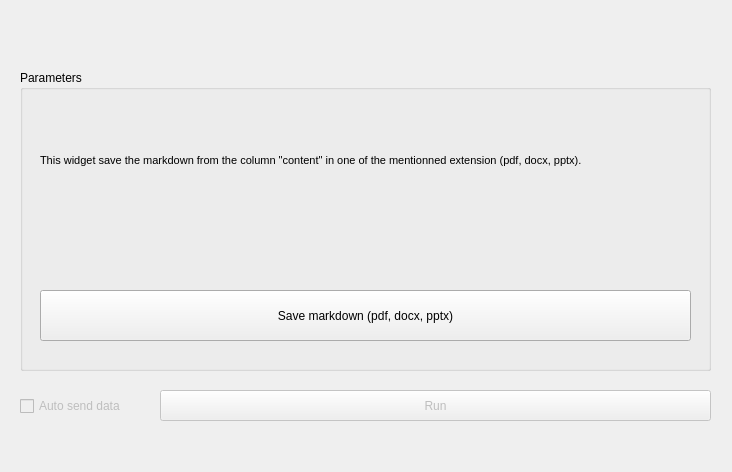
Above: orangecontrib/IO4IT/widgets/designer/owexportmarkdown.ui from TigerODM/TigerODM before the change. Below: the same form after it.
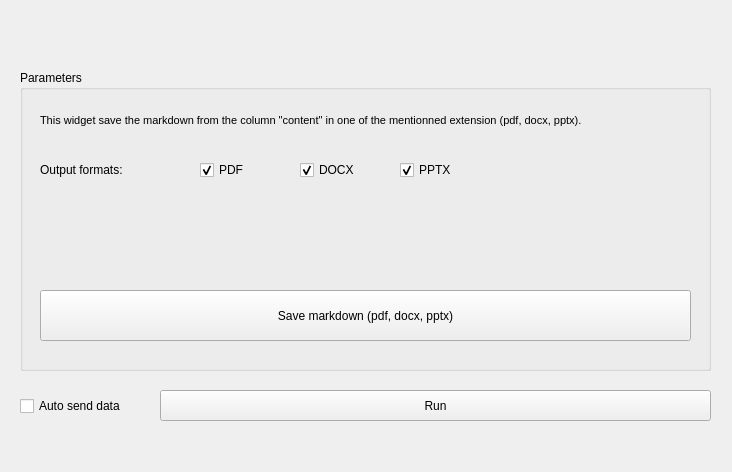
That is the form after the change.

Patch:
```diff
--- a/orangecontrib/IO4IT/widgets/designer/owexportmarkdown.ui
+++ b/orangecontrib/IO4IT/widgets/designer/owexportmarkdown.ui
@@ -25,25 +25,12 @@
    <property name="title">
     <string>Parameters</string>
    </property>
-   <widget class="QPushButton" name="saveButton">
-    <property name="geometry">
-     <rect>
-      <x>20</x>
-      <y>220</y>
-      <width>651</width>
-      <height>51</height>
-     </rect>
-    </property>
-    <property name="text">
-     <string>Save markdown (pdf, docx, pptx)</string>
-    </property>
-   </widget>
    <widget class="QLabel" name="Description">
     <property name="geometry">
      <rect>
       <x>20</x>
-      <y>70</y>
-      <width>551</width>
+      <y>30</y>
+      <width>651</width>
       <height>41</height>
      </rect>
     </property>
@@ -65,10 +52,84 @@
      <bool>true</bool>
     </property>
    </widget>
+   <widget class="QLabel" name="outputFormatsLabel">
+    <property name="geometry">
+     <rect>
+      <x>20</x>
+      <y>90</y>
+      <width>151</width>
+      <height>20</height>
+     </rect>
+    </property>
+    <property name="text">
+     <string>Output formats:</string>
+    </property>
+   </widget>
+   <widget class="QCheckBox" name="checkBox_pdf">
+    <property name="geometry">
+     <rect>
+      <x>180</x>
+      <y>90</y>
+      <width>91</width>
+      <height>20</height>
+     </rect>
+    </property>
+    <property name="text">
+     <string>PDF</string>
+    </property>
+    <property name="checked">
+     <bool>true</bool>
+    </property>
+   </widget>
+   <widget class="QCheckBox" name="checkBox_docx">
+    <property name="geometry">
+     <rect>
+      <x>280</x>
+      <y>90</y>
+      <width>91</width>
+      <height>20</height>
+     </rect>
+    </property>
+    <property name="text">
+     <string>DOCX</string>
+    </property>
+    <property name="checked">
+     <bool>true</bool>
+    </property>
+   </widget>
+   <widget class="QCheckBox" name="checkBox_pptx">
+    <property name="geometry">
+     <rect>
+      <x>380</x>
+      <y>90</y>
+      <width>91</width>
+      <height>20</height>
+     </rect>
+    </property>
+    <property name="text">
+     <string>PPTX</string>
+    </property>
+    <property name="checked">
+     <bool>true</bool>
+    </property>
+   </widget>
+   <widget class="QPushButton" name="saveButton">
+    <property name="geometry">
+     <rect>
+      <x>20</x>
+      <y>220</y>
+      <width>651</width>
+      <height>51</height>
+     </rect>
+    </property>
+    <property name="text">
+     <string>Save markdown (pdf, docx, pptx)</string>
+    </property>
+   </widget>
   </widget>
   <widget class="QCheckBox" name="checkBox_send">
    <property name="enabled">
-    <bool>false</bool>
+    <bool>true</bool>
    </property>
    <property name="geometry">
     <rect>
@@ -84,7 +145,7 @@
   </widget>
   <widget class="QPushButton" name="pushButton_send">
    <property name="enabled">
-    <bool>false</bool>
+    <bool>true</bool>
    </property>
    <property name="geometry">
     <rect>
```
